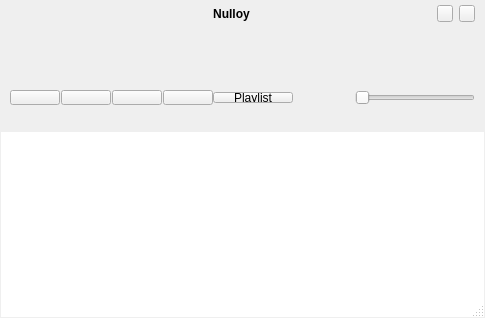
Old version of the form src/skins/silver/form.ui in the repository nulloy/nulloy.
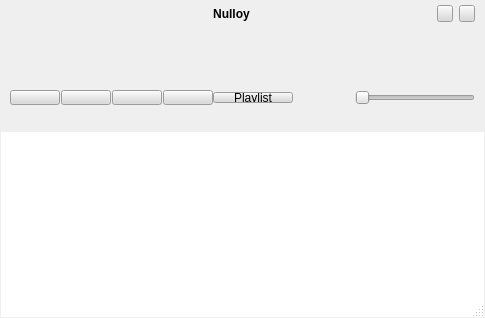
New version of the form. Icons and pictures are not drawn. Custom widgets are drawn as their Qt base class.

Diff of the .ui file:
```diff
--- a/src/skins/silver/form.ui
+++ b/src/skins/silver/form.ui
@@ -185,6 +185,421 @@
    </property>
    <item>
     <widget class="QWidget" name="centralWidget" native="true">
+     <property name="palette">
+      <palette>
+       <active>
+        <colorrole role="WindowText">
+         <brush brushstyle="SolidPattern">
+          <color alpha="255">
+           <red>0</red>
+           <green>0</green>
+           <blue>0</blue>
+          </color>
+         </brush>
+        </colorrole>
+        <colorrole role="Button">
+         <brush brushstyle="SolidPattern">
+          <color alpha="255">
+           <red>217</red>
+           <green>217</green>
+           <blue>217</blue>
+          </color>
+         </brush>
+        </colorrole>
+        <colorrole role="Light">
+         <brush brushstyle="SolidPattern">
+          <color alpha="255">
+           <red>255</red>
+           <green>255</green>
+           <blue>255</blue>
+          </color>
+         </brush>
+        </colorrole>
+        <colorrole role="Midlight">
+         <brush brushstyle="SolidPattern">
+          <color alpha="255">
+           <red>203</red>
+           <green>203</green>
+           <blue>203</blue>
+          </color>
+         </brush>
+        </colorrole>
+        <colorrole role="Dark">
+         <brush brushstyle="SolidPattern">
+          <color alpha="255">
+           <red>181</red>
+           <green>181</green>
+           <blue>181</blue>
+          </color>
+         </brush>
+        </colorrole>
+        <colorrole role="Mid">
+         <brush brushstyle="SolidPattern">
+          <color alpha="255">
+           <red>184</red>
+           <green>184</green>
+           <blue>184</blue>
+          </color>
+         </brush>
+        </colorrole>
+        <colorrole role="Text">
+         <brush brushstyle="SolidPattern">
+          <color alpha="255">
+           <red>0</red>
+           <green>0</green>
+           <blue>0</blue>
+          </color>
+         </brush>
+        </colorrole>
+        <colorrole role="BrightText">
+         <brush brushstyle="SolidPattern">
+          <color alpha="255">
+           <red>255</red>
+           <green>255</green>
+           <blue>255</blue>
+          </color>
+         </brush>
+        </colorrole>
+        <colorrole role="ButtonText">
+         <brush brushstyle="SolidPattern">
+          <color alpha="255">
+           <red>0</red>
+           <green>0</green>
+           <blue>0</blue>
+          </color>
+         </brush>
+        </colorrole>
+        <colorrole role="Base">
+         <brush brushstyle="SolidPattern">
+          <color alpha="255">
+           <red>255</red>
+           <green>255</green>
+           <blue>255</blue>
+          </color>
+         </brush>
+        </colorrole>
+        <colorrole role="Window">
+         <brush brushstyle="SolidPattern">
+          <color alpha="255">
+           <red>217</red>
+           <green>217</green>
+           <blue>217</blue>
+          </color>
+         </brush>
+        </colorrole>
+        <colorrole role="Shadow">
+         <brush brushstyle="SolidPattern">
+          <color alpha="255">
+           <red>167</red>
+           <green>167</green>
+           <blue>167</blue>
+          </color>
+         </brush>
+        </colorrole>
+        <colorrole role="Highlight">
+         <brush brushstyle="SolidPattern">
+          <color alpha="255">
+           <red>117</red>
+           <green>117</green>
+           <blue>117</blue>
+          </color>
+         </brush>
+        </colorrole>
+        <colorrole role="HighlightedText">
+         <brush brushstyle="SolidPattern">
+          <color alpha="255">
+           <red>0</red>
+           <green>0</green>
+           <blue>0</blue>
+          </color>
+         </brush>
+        </colorrole>
+        <colorrole role="AlternateBase">
+         <brush brushstyle="SolidPattern">
+          <color alpha="255">
+           <red>226</red>
+           <green>226</green>
+           <blue>226</blue>
+          </color>
+         </brush>
+        </colorrole>
+       </active>
+       <inactive>
+        <colorrole role="WindowText">
+         <brush brushstyle="SolidPattern">
+          <color alpha="255">
+           <red>0</red>
+           <green>0</green>
+           <blue>0</blue>
+          </color>
+         </brush>
+        </colorrole>
+        <colorrole role="Button">
+         <brush brushstyle="SolidPattern">
+          <color alpha="255">
+           <red>217</red>
+           <green>217</green>
+           <blue>217</blue>
+          </color>
+         </brush>
+        </colorrole>
+        <colorrole role="Light">
+         <brush brushstyle="SolidPattern">
+          <color alpha="255">
+           <red>0</red>
+           <green>0</green>
+           <blue>63</blue>
+          </color>
+         </brush>
+        </colorrole>
+        <colorrole role="Midlight">
+         <brush brushstyle="SolidPattern">
+          <color alpha="255">
+           <red>203</red>
+           <green>203</green>
+           <blue>203</blue>
+          </color>
+         </brush>
+        </colorrole>
+        <colorrole role="Dark">
+         <brush brushstyle="SolidPattern">
+          <color alpha="255">
+           <red>181</red>
+           <green>181</green>
+           <blue>181</blue>
+          </color>
+         </brush>
+        </colorrole>
+        <colorrole role="Mid">
+         <brush brushstyle="SolidPattern">
+          <color alpha="255">
+           <red>184</red>
+           <green>184</green>
+           <blue>184</blue>
+          </color>
+         </brush>
+        </colorrole>
+        <colorrole role="Text">
+         <brush brushstyle="SolidPattern">
+          <color alpha="255">
+           <red>0</red>
+           <green>0</green>
+           <blue>0</blue>
+          </color>
+         </brush>
+        </colorrole>
+        <colorrole role="BrightText">
+         <brush brushstyle="SolidPattern">
+          <color alpha="255">
+           <red>255</red>
+           <green>255</green>
+           <blue>255</blue>
+          </color>
+         </brush>
+        </colorrole>
+        <colorrole role="ButtonText">
+         <brush brushstyle="SolidPattern">
+          <color alpha="255">
+           <red>0</red>
+           <green>0</green>
+           <blue>0</blue>
+          </color>
+         </brush>
+        </colorrole>
+        <colorrole role="Base">
+         <brush brushstyle="SolidPattern">
+          <color alpha="255">
+           <red>255</red>
+           <green>255</green>
+           <blue>255</blue>
+          </color>
+         </brush>
+        </colorrole>
+        <colorrole role="Window">
+         <brush brushstyle="SolidPattern">
+          <color alpha="255">
+           <red>217</red>
+           <green>217</green>
+           <blue>217</blue>
+          </color>
+         </brush>
+        </colorrole>
+        <colorrole role="Shadow">
+         <brush brushstyle="SolidPattern">
+          <color alpha="255">
+           <red>167</red>
+           <green>167</green>
+           <blue>167</blue>
+          </color>
+         </brush>
+        </colorrole>
+        <colorrole role="Highlight">
+         <brush brushstyle="SolidPattern">
+          <color alpha="255">
+           <red>117</red>
+           <green>117</green>
+           <blue>117</blue>
+          </color>
+         </brush>
+        </colorrole>
+        <colorrole role="HighlightedText">
+         <brush brushstyle="SolidPattern">
+          <color alpha="255">
+           <red>0</red>
+           <green>0</green>
+           <blue>51</blue>
+          </color>
+         </brush>
+        </colorrole>
+        <colorrole role="AlternateBase">
+         <brush brushstyle="SolidPattern">
+          <color alpha="255">
+           <red>226</red>
+           <green>226</green>
+           <blue>226</blue>
+          </color>
+         </brush>
+        </colorrole>
+       </inactive>
+       <disabled>
+        <colorrole role="WindowText">
+         <brush brushstyle="SolidPattern">
+          <color alpha="255">
+           <red>181</red>
+           <green>181</green>
+           <blue>181</blue>
+          </color>
+         </brush>
+        </colorrole>
+        <colorrole role="Button">
+         <brush brushstyle="SolidPattern">
+          <color alpha="255">
+           <red>217</red>
+           <green>217</green>
+           <blue>217</blue>
+          </color>
+         </brush>
+        </colorrole>
+        <colorrole role="Light">
+         <brush brushstyle="SolidPattern">
+          <color alpha="255">
+           <red>0</red>
+           <green>0</green>
+           <blue>63</blue>
+          </color>
+         </brush>
+        </colorrole>
+        <colorrole role="Midlight">
+         <brush brushstyle="SolidPattern">
+          <color alpha="255">
+           <red>203</red>
+           <green>203</green>
+           <blue>203</blue>
+          </color>
+         </brush>
+        </colorrole>
+        <colorrole role="Dark">
+         <brush brushstyle="SolidPattern">
+          <color alpha="255">
+           <red>181</red>
+           <green>181</green>
+           <blue>181</blue>
+          </color>
+         </brush>
+        </colorrole>
+        <colorrole role="Mid">
+         <brush brushstyle="SolidPattern">
+          <color alpha="255">
+           <red>184</red>
+           <green>184</green>
+           <blue>184</blue>
+          </color>
+         </brush>
+        </colorrole>
+        <colorrole role="Text">
+         <brush brushstyle="SolidPattern">
+          <color alpha="255">
+           <red>181</red>
+           <green>181</green>
+           <blue>181</blue>
+          </color>
+         </brush>
+        </colorrole>
+        <colorrole role="BrightText">
+         <brush brushstyle="SolidPattern">
+          <color alpha="255">
+           <red>255</red>
+           <green>255</green>
+           <blue>255</blue>
+          </color>
+         </brush>
+        </colorrole>
+        <colorrole role="ButtonText">
+         <brush brushstyle="SolidPattern">
+          <color alpha="255">
+           <red>181</red>
+           <green>181</green>
+           <blue>181</blue>
+          </color>
+         </brush>
+        </colorrole>
+        <colorrole role="Base">
+         <brush brushstyle="SolidPattern">
+          <color alpha="255">
+           <red>217</red>
+           <green>217</green>
+           <blue>217</blue>
+          </color>
+         </brush>
+        </colorrole>
+        <colorrole role="Window">
+         <brush brushstyle="SolidPattern">
+          <color alpha="255">
+           <red>217</red>
+           <green>217</green>
+           <blue>217</blue>
+          </color>
+         </brush>
+        </colorrole>
+        <colorrole role="Shadow">
+         <brush brushstyle="SolidPattern">
+          <color alpha="255">
+           <red>167</red>
+           <green>167</green>
+           <blue>167</blue>
+          </color>
+         </brush>
+        </colorrole>
+        <colorrole role="Highlight">
+         <brush brushstyle="SolidPattern">
+          <color alpha="255">
+           <red>117</red>
+           <green>117</green>
+           <blue>117</blue>
+          </color>
+         </brush>
+        </colorrole>
+        <colorrole role="HighlightedText">
+         <brush brushstyle="SolidPattern">
+          <color alpha="255">
+           <red>51</red>
+           <green>51</green>
+           <blue>51</blue>
+          </color>
+         </brush>
+        </colorrole>
+        <colorrole role="AlternateBase">
+         <brush brushstyle="SolidPattern">
+          <color alpha="255">
+           <red>226</red>
+           <green>226</green>
+           <blue>226</blue>
+          </color>
+         </brush>
+        </colorrole>
+       </disabled>
+      </palette>
+     </property>
      <layout class="QVBoxLayout" name="verticalLayout_5">
       <property name="spacing">
        <number>0</number>
```
Left out of the diff: 422 changed lines with no effect on the pictures.
